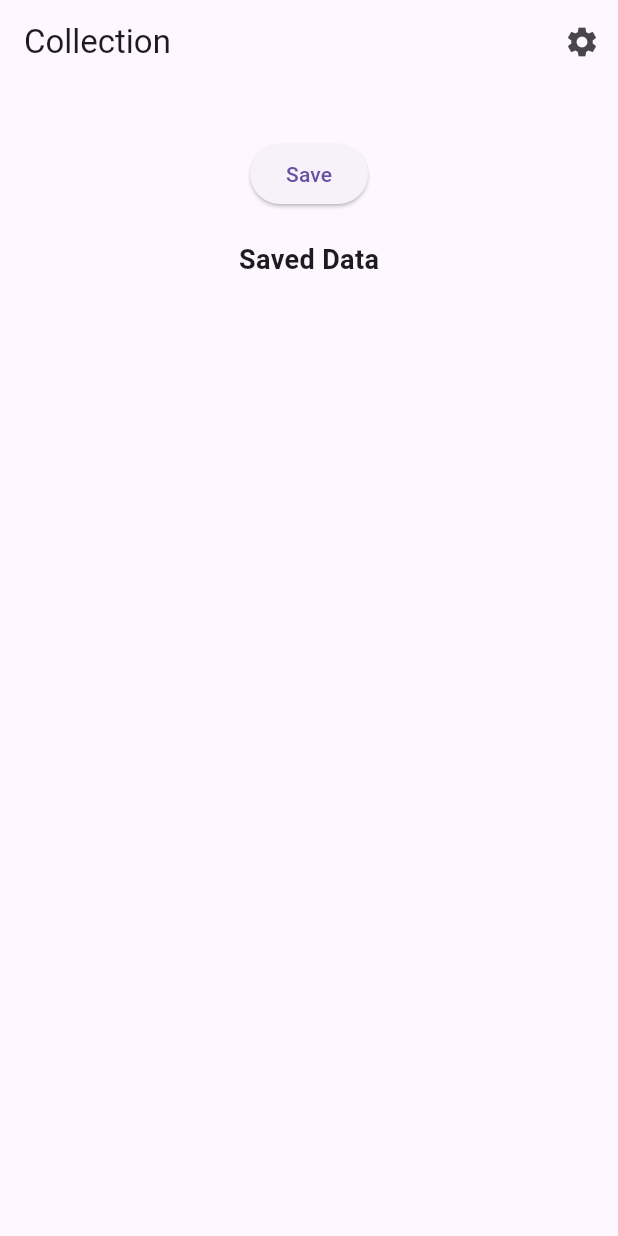
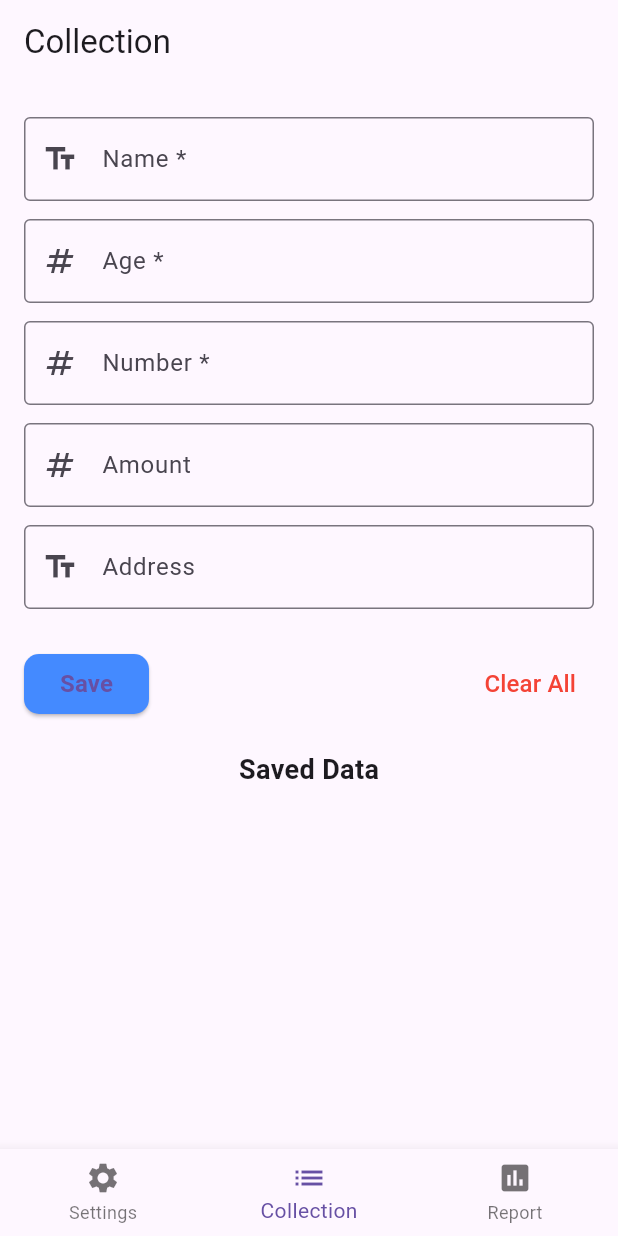
Before and after one commit to kavs2812/collectionapp, a Flutter app: the screen it shows after launch, on a phone screen of 412 x 824 dp. Run offline on Flutter 3.47's test engine with Material 3 defaults, Android fonts, the phone set to English and light mode, and no system bars; our stand-ins replace hive; accounts and stored records are empty.

Commit message:
enable and prefields

```diff
--- a/lib/field_model.dart
+++ b/lib/field_model.dart
@@ -5,39 +5,39 @@ part 'field_model.g.dart';
 @HiveType(typeId: 0)
 class FieldModel {
   @HiveField(0)
-  final String name;
+  String name;
 
   @HiveField(1)
-  final String type;
+  String type;
 
   @HiveField(2)
-  final bool isMandatory;
+  bool isMandatory;
 
   @HiveField(3)
-  final bool isDefault;
+  List<String> options; // New field for dropdown options
 
   FieldModel({
     required this.name,
     required this.type,
     this.isMandatory = false,
-    this.isDefault = false,
+    this.options = const [],
   });
+
+  factory FieldModel.fromJson(Map<String, dynamic> json) {
+    return FieldModel(
+      name: json['name'],
+      type: json['type'],
+      isMandatory: json['isMandatory'] ?? false,
+      options: (json['options'] as List<dynamic>?)?.cast<String>() ?? [],
+    );
+  }
 
   Map<String, dynamic> toJson() {
     return {
       'name': name,
       'type': type,
       'isMandatory': isMandatory,
-      'isDefault': isDefault,
+      'options': options,
     };
   }
-
-  factory FieldModel.fromJson(Map<String, dynamic> json) {
-    return FieldModel(
-      name: json['name'],
-      type: json['type'],
-      isMandatory: json['isMandatory'] ?? false,
-      isDefault: json['isDefault'] ?? false,
-    );
-  }
 }
--- a/lib/main.dart
+++ b/lib/main.dart
@@ -9,17 +9,52 @@ void main() async {
   Hive.init('hive_data');
   Hive.registerAdapter(FieldModelAdapter());
   await Hive.openBox<String>('settings');
-  await Hive.openBox<List>(
-      'collection_data'); // Open a box for storing collection data
+  await Hive.openBox<List>('collection_data');
   runApp(MyApp());
 }
 
-class MyApp extends StatelessWidget {
+class MyApp extends StatefulWidget {
+  @override
+  _MyAppState createState() => _MyAppState();
+}
+
+class _MyAppState extends State<MyApp> {
+  int _selectedIndex = 1;
+
+  final List<Widget> _screens = [
+    SettingsScreen(),
+    CollectionScreen(),
+    ReportScreen(),
+  ];
+
+  void _onItemTapped(int index) {
+    setState(() {
+      _selectedIndex = index;
+    });
+  }
+
   @override
   Widget build(BuildContext context) {
     return MaterialApp(
       debugShowCheckedModeBanner: false,
-      home: CollectionScreen(),
+      theme: ThemeData.light(),
+      darkTheme: ThemeData.dark(),
+      themeMode: ThemeMode.system,
+      home: Scaffold(
+        body: _screens[_selectedIndex],
+        bottomNavigationBar: BottomNavigationBar(
+          currentIndex: _selectedIndex,
+          onTap: _onItemTapped,
+          items: [
+            BottomNavigationBarItem(
+                icon: Icon(Icons.settings), label: 'Settings'),
+            BottomNavigationBarItem(
+                icon: Icon(Icons.list), label: 'Collection'),
+            BottomNavigationBarItem(
+                icon: Icon(Icons.insert_chart), label: 'Report'),
+          ],
+        ),
+      ),
     );
   }
 }
@@ -37,6 +72,14 @@ class _CollectionScreenState extends State<CollectionScreen> {
   Map<String, TextEditingController> _controllers = {};
   List<Map<String, String>> savedData = [];
 
+  final List<FieldModel> defaultFields = [
+    FieldModel(name: 'Name', type: 'Text', isMandatory: true),
+    FieldModel(name: 'Age', type: 'Number', isMandatory: true),
+    FieldModel(name: 'Number', type: 'Number', isMandatory: true),
+    FieldModel(name: 'Amount', type: 'Number', isMandatory: false),
+    FieldModel(name: 'Address', type: 'Text', isMandatory: false),
+  ];
+
   @override
   void initState() {
     super.initState();
@@ -51,13 +94,32 @@ class _CollectionScreenState extends State<CollectionScreen> {
     String? storedFields = settingsBox.get('fields');
 
     if (storedFields != null && storedFields.isNotEmpty) {
+      try {
         setState(() {
           fields = (jsonDecode(storedFields) as List)
               .map((e) => FieldModel.fromJson(e))
               .toList();
+        });
+      } catch (e) {
+        _resetToDefaultFields();
+      }
+    } else {
+      _resetToDefaultFields();
+    }
+
     _initializeControllers();
+  }
+
+  void _resetToDefaultFields() {
+    setState(() {
+      fields = defaultFields;
     });
+    _saveFields();
   }
+
+  void _saveFields() {
+    settingsBox.put(
+        'fields', jsonEncode(fields.map((e) => e.toJson()).toList()));
   }
 
   void _initializeControllers() {
@@ -77,18 +139,10 @@ class _CollectionScreenState extends State<CollectionScreen> {
     }
   }
 
-  void _navigateToSettings() async {
-    final updatedFields = await Navigator.push(
-      context,
-      MaterialPageRoute(builder: (context) => SettingsScreen()),
-    );
-
-    if (updatedFields != null) {
+  void _clearAllFields() {
     setState(() {
-        fields = updatedFields;
-        _initializeControllers();
+      _controllers.forEach((key, controller) => controller.clear());
     });
-    }
   }
 
   Widget _buildField(FieldModel field) {
@@ -97,6 +151,8 @@ class _CollectionScreenState extends State<CollectionScreen> {
       child: TextFormField(
         controller: _controllers[field.name],
         decoration: InputDecoration(
+          prefixIcon:
+              Icon(field.type == 'Number' ? Icons.numbers : Icons.text_fields),
           labelText: '${field.name} ${field.isMandatory ? '*' : ''}',
           border: OutlineInputBorder(),
         ),
@@ -110,8 +166,7 @@ class _CollectionScreenState extends State<CollectionScreen> {
               !RegExp(r'^\d+$').hasMatch(value ?? '')) {
             return 'Only numbers allowed';
           }
-          if (field.name.toLowerCase() == 'mobile number' &&
-              !RegExp(r'^\d{10}$').hasMatch(value ?? '')) {
+          if (field.name.toLowerCase() == 'number' && value!.length != 10) {
             return 'Mobile number must be exactly 10 digits';
           }
           return null;
@@ -166,15 +221,7 @@ class _CollectionScreenState extends State<CollectionScreen> {
   @override
   Widget build(BuildContext context) {
     return Scaffold(
-      appBar: AppBar(
-        title: Text('Collection'),
-        actions: [
-          IconButton(
-            icon: Icon(Icons.settings),
-            onPressed: _navigateToSettings,
-          ),
-        ],
-      ),
+      appBar: AppBar(title: Text('Collection')),
       body: Padding(
         padding: const EdgeInsets.all(16.0),
         child: Column(
@@ -187,16 +234,32 @@ class _CollectionScreenState extends State<CollectionScreen> {
                     children: [
                       ...fields.map((field) => _buildField(field)).toList(),
                       SizedBox(height: 20),
+                      Row(
+                        mainAxisAlignment: MainAxisAlignment.spaceBetween,
+                        children: [
                           ElevatedButton(
+                            style: ElevatedButton.styleFrom(
+                              backgroundColor: Colors.blueAccent,
+                              shape: RoundedRectangleBorder(
+                                  borderRadius: BorderRadius.circular(10)),
+                            ),
                             onPressed: _saveData,
-                        child: Text('Save'),
+                            child: Text('Save',
+                                style: TextStyle(
+                                    fontSize: 16, fontWeight: FontWeight.bold)),
+                          ),
+                          TextButton(
+                            onPressed: _clearAllFields,
+                            child: Text('Clear All',
+                                style:
+                                    TextStyle(color: Colors.red, fontSize: 16)),
+                          ),
+                        ],
                       ),
                       SizedBox(height: 20),
-                      Text(
-                        'Saved Data',
+                      Text('Saved Data',
                           style: TextStyle(
-                            fontSize: 18, fontWeight: FontWeight.bold),
-                      ),
+                              fontSize: 18, fontWeight: FontWeight.bold)),
                       _buildSavedDataList(),
                     ],
                   ),
@@ -209,3 +272,13 @@ class _CollectionScreenState extends State<CollectionScreen> {
     );
   }
 }
+
+class ReportScreen extends StatelessWidget {
+  @override
+  Widget build(BuildContext context) {
+    return Scaffold(
+      appBar: AppBar(title: Text('Report')),
+      body: Center(child: Text('Report Screen')),
+    );
+  }
+}
```
Also changed, not shown: lib/settings_screen.dart (+67 -18 lines), lib/field_model.g.dart. Lines whose indentation alone changed are shown as unchanged.
